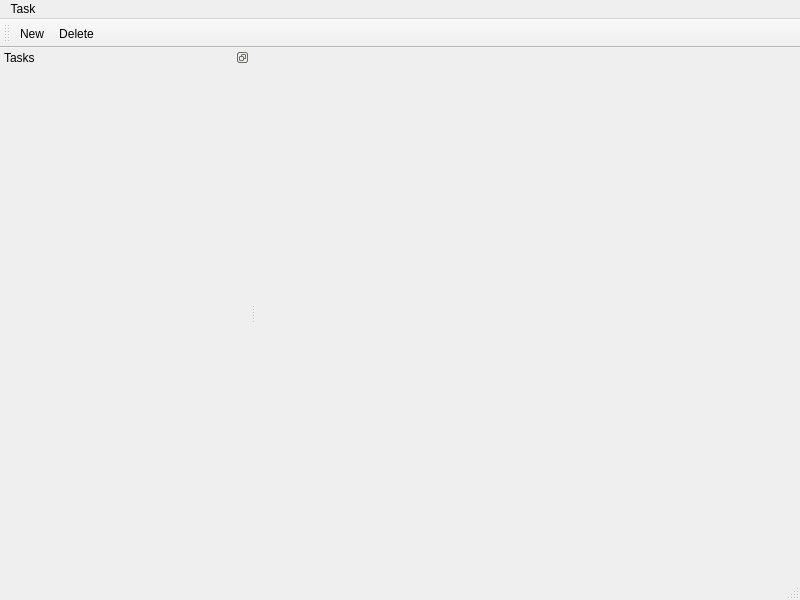
This is qtMushi/qtMushi/taskmanagerwindow.ui in JWambaugh/mushi as Qt 5 draws it before an edit. The edited form follows.
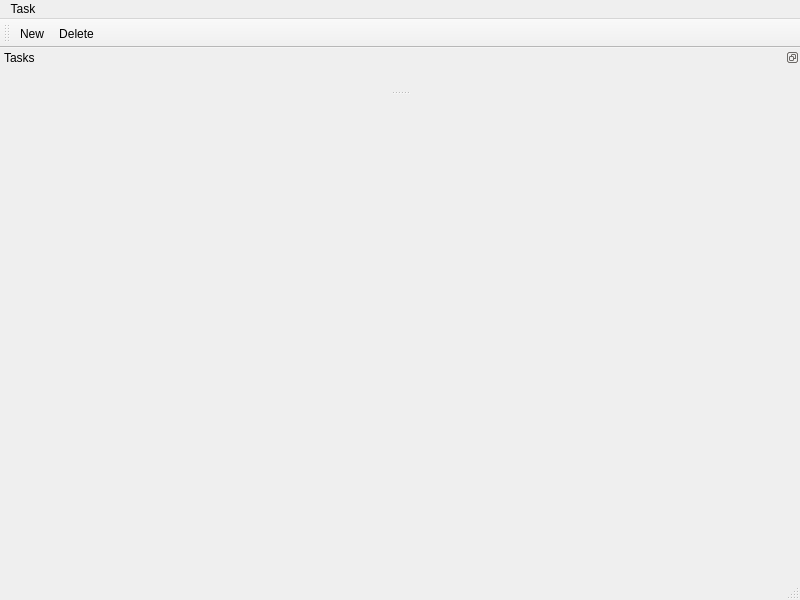
This is the edited form.

Diff of the .ui file:
```diff
--- a/qtMushi/qtMushi/taskmanagerwindow.ui
+++ b/qtMushi/qtMushi/taskmanagerwindow.ui
@@ -49,7 +49,7 @@
     <string>Tasks</string>
    </property>
    <attribute name="dockWidgetArea">
-    <number>1</number>
+    <number>4</number>
    </attribute>
    <widget class="QWidget" name="dockWidgetContents"/>
   </widget>
```
